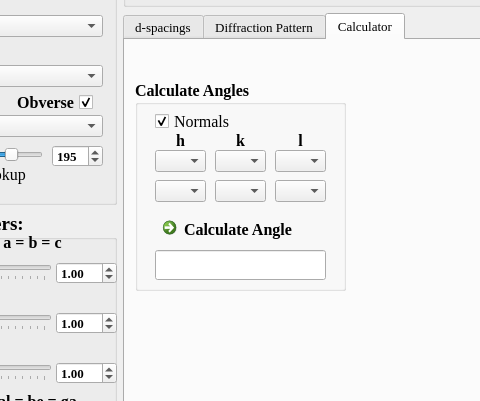
First picture: the form in gui/ui/pyLATTICE_GUI.ui, repository eegroopm/pyLATTICE, before the edit; both pictures show x 147 to 627 and y 122 to 523 of the 1150 by 873 pixel window.
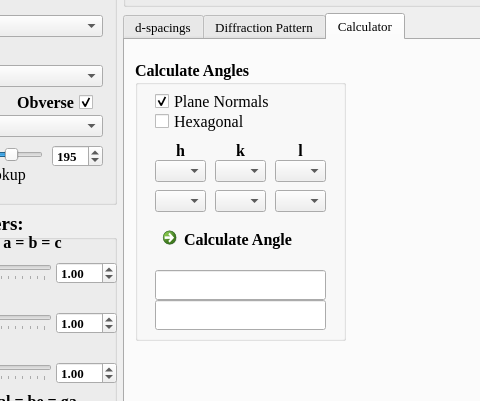
Second picture: the form after the edit. The open tabs and pages were chosen to show the change. Icons and pictures are not drawn.

Patch:
```diff
--- a/gui/ui/pyLATTICE_GUI.ui
+++ b/gui/ui/pyLATTICE_GUI.ui
@@ -2294,9 +2294,9 @@
           <property name="geometry">
            <rect>
             <x>10</x>
-            <y>40</y>
+            <y>20</y>
             <width>211</width>
-            <height>211</height>
+            <height>281</height>
            </rect>
           </property>
           <property name="font">
@@ -2320,7 +2320,7 @@
            <property name="geometry">
             <rect>
              <x>20</x>
-             <y>50</y>
+             <y>80</y>
              <width>51</width>
              <height>21</height>
             </rect>
@@ -2345,7 +2345,7 @@
            <property name="geometry">
             <rect>
              <x>80</x>
-             <y>50</y>
+             <y>80</y>
              <width>51</width>
              <height>21</height>
             </rect>
@@ -2373,7 +2373,7 @@
            <property name="geometry">
             <rect>
              <x>140</x>
-             <y>70</y>
+             <y>100</y>
              <width>51</width>
              <height>22</height>
             </rect>
@@ -2393,7 +2393,7 @@
            <property name="geometry">
             <rect>
              <x>20</x>
-             <y>70</y>
+             <y>100</y>
              <width>51</width>
              <height>22</height>
             </rect>
@@ -2419,7 +2419,7 @@
            <property name="geometry">
             <rect>
              <x>80</x>
-             <y>70</y>
+             <y>100</y>
              <width>51</width>
              <height>22</height>
             </rect>
@@ -2439,7 +2439,7 @@
            <property name="geometry">
             <rect>
              <x>20</x>
-             <y>100</y>
+             <y>130</y>
              <width>51</width>
              <height>22</height>
             </rect>
@@ -2465,7 +2465,7 @@
            <property name="geometry">
             <rect>
              <x>140</x>
-             <y>100</y>
+             <y>130</y>
              <width>51</width>
              <height>22</height>
             </rect>
@@ -2491,7 +2491,7 @@
            <property name="geometry">
             <rect>
              <x>80</x>
-             <y>100</y>
+             <y>130</y>
              <width>51</width>
              <height>22</height>
             </rect>
@@ -2514,7 +2514,7 @@
            <property name="geometry">
             <rect>
              <x>140</x>
-             <y>50</y>
+             <y>80</y>
              <width>51</width>
              <height>21</height>
             </rect>
@@ -2540,7 +2540,7 @@
             <rect>
              <x>20</x>
              <y>30</y>
-             <width>81</width>
+             <width>171</width>
              <height>23</height>
             </rect>
            </property>
@@ -2551,7 +2551,7 @@
             </font>
            </property>
            <property name="text">
-            <string>Normals</string>
+            <string>Plane Normals</string>
            </property>
            <property name="checked">
             <bool>true</bool>
@@ -2561,7 +2561,7 @@
            <property name="geometry">
             <rect>
              <x>20</x>
-             <y>130</y>
+             <y>160</y>
              <width>171</width>
              <height>41</height>
             </rect>
@@ -2577,7 +2577,45 @@
            <property name="geometry">
             <rect>
              <x>20</x>
-             <y>170</y>
+             <y>240</y>
+             <width>171</width>
+             <height>30</height>
+            </rect>
+           </property>
+           <property name="readOnly">
+            <bool>true</bool>
+           </property>
+          </widget>
+          <widget class="QCheckBox" name="checkBox_hexagonal">
+           <property name="geometry">
+            <rect>
+             <x>20</x>
+             <y>50</y>
+             <width>171</width>
+             <height>23</height>
+            </rect>
+           </property>
+           <property name="font">
+            <font>
+             <weight>50</weight>
+             <bold>false</bold>
+            </font>
+           </property>
+           <property name="toolTip">
+            <string>&lt;html&gt;&lt;head/&gt;&lt;body&gt;&lt;p&gt;Check this box for a hexagonal basis. i = - (h + k)&lt;/p&gt;&lt;/body&gt;&lt;/html&gt;</string>
+           </property>
+           <property name="text">
+            <string>Hexagonal</string>
+           </property>
+           <property name="checked">
+            <bool>false</bool>
+           </property>
+          </widget>
+          <widget class="QLineEdit" name="lineEdit_dirs">
+           <property name="geometry">
+            <rect>
+             <x>20</x>
+             <y>210</y>
              <width>171</width>
              <height>30</height>
             </rect>
```
